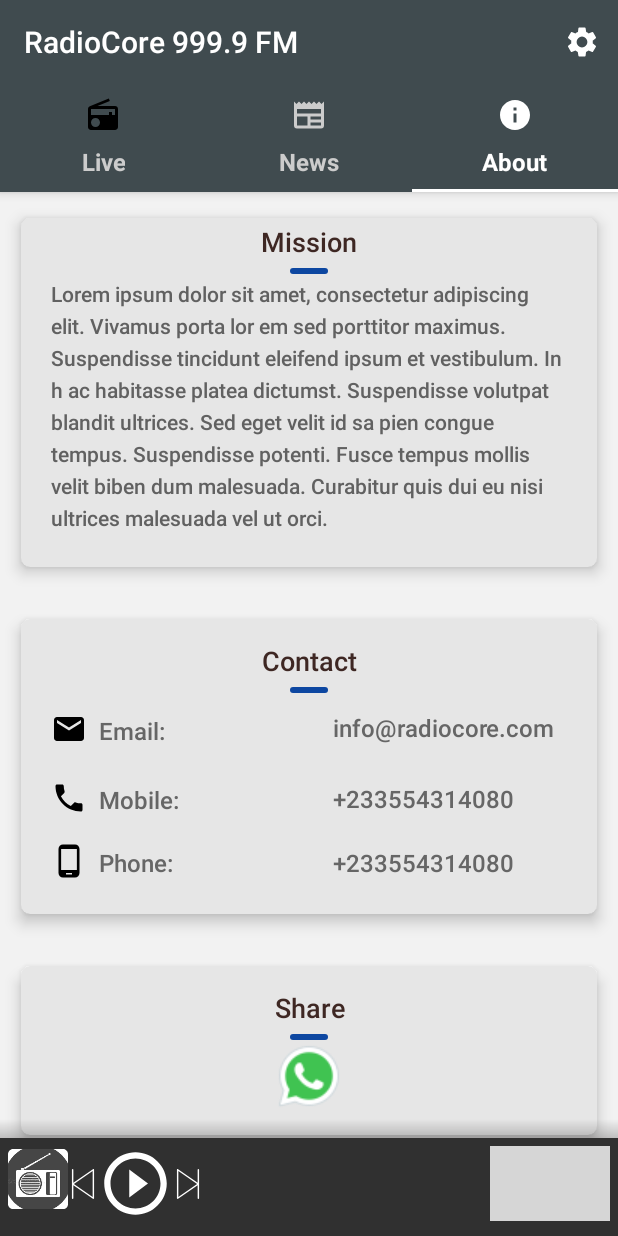
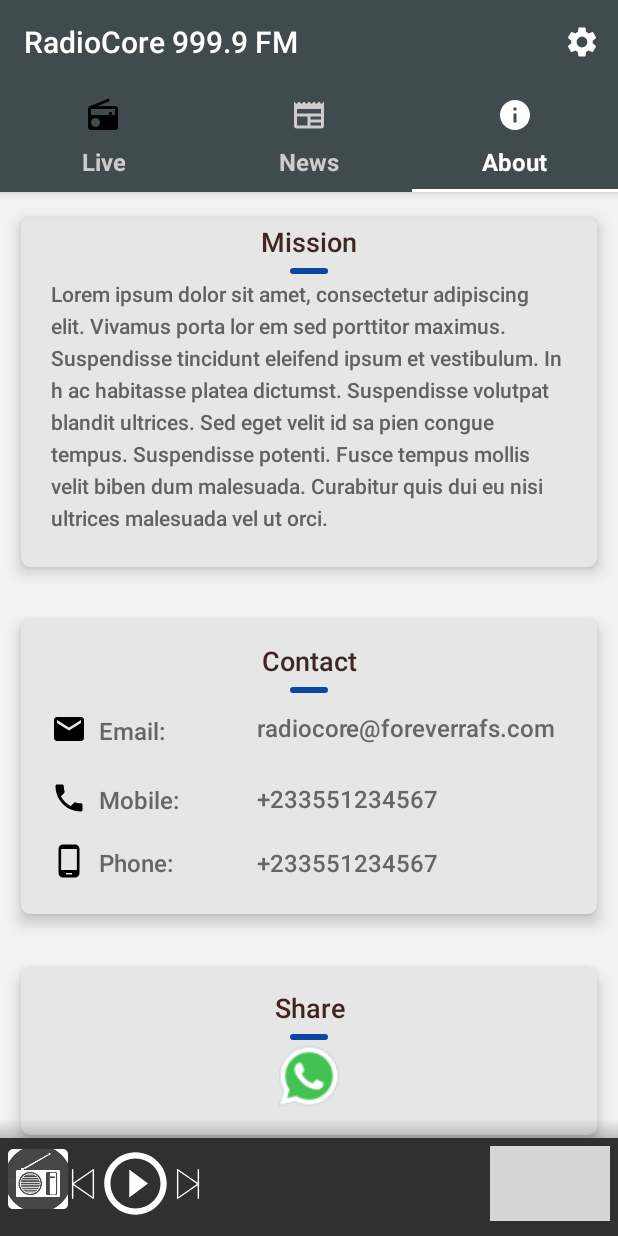
Before and after one commit to rafsanjani/Radiocore, an Android app: the screen it shows after launch (HomeActivity), tab 3 chosen, on a phone screen of 412 x 824 dp. Run offline under Robolectric (Android 15) with nearby library versions, the phone set to English and light mode, and no system bars; our stand-ins replace RxJava; libraries missing offline, so code that uses them is left out: com.crashlytics.android, io.fabric.sdk; plain views replace SquareBarVisualizer; network calls fail; pictures from the network do not load; 2 statements that could not run were skipped; grey boxes are pictures that could not be loaded.

Commit message:
replace some text with generic ones

```diff
--- a/app/src/main/res/values/strings.xml
+++ b/app/src/main/res/values/strings.xml
@@ -2,12 +2,12 @@
 
     <!--Customizable String Entries. Change these values as appropriate-->
     <string name="app_name">RadioCore 999.9 FM</string>
-    <string name="org_email">info@radiocore.com</string>
-    <string name="org_phone">+233554314080</string>
-    <string name="live_radio_freq">Live Radio - 100.0FM</string>
+    <string name="org_email">radiocore@foreverrafs.com</string>
+    <string name="org_phone">+233551234567</string>
+    <string name="live_radio_freq">Live Radio - 999.9FM</string>
     <string name="website_and_value">Website: https://www.foreverafs.com/radiocore</string>
-    <string name="email_and_value">Email: info@radiocore.com</string>
-    <string name="phone_and_value">Phone: +233554314080</string>
+    <string name="email_and_value">Email: radiocore@foreverrafs.com</string>
+    <string name="phone_and_value">Phone: +233551234567</string>
 
     <!--Acivity Titles-->
     <string name="activity_news_title">RadioCore News</string>
```
